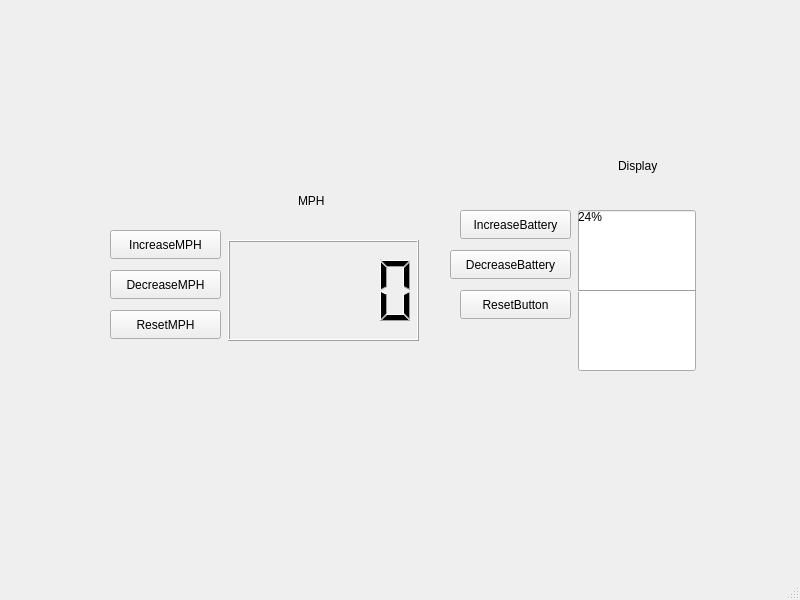
Qt form mainwindow.ui (UCR-Solar-Car/DriverInterface) before a commit.
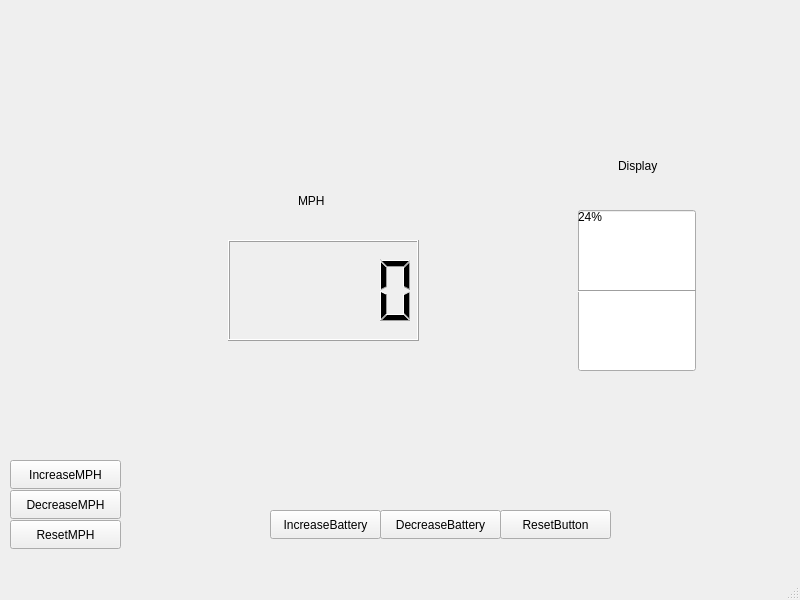
The same form after that commit.

Commit message: Fixed baseline display

```diff
--- a/mainwindow.ui
+++ b/mainwindow.ui
@@ -17,8 +17,8 @@
    <widget class="QPushButton" name="ResetButton">
     <property name="geometry">
      <rect>
-      <x>460</x>
-      <y>290</y>
+      <x>500</x>
+      <y>510</y>
       <width>111</width>
       <height>29</height>
      </rect>
@@ -30,8 +30,8 @@
    <widget class="QPushButton" name="IncreaseMPH">
     <property name="geometry">
      <rect>
-      <x>110</x>
-      <y>230</y>
+      <x>10</x>
+      <y>460</y>
       <width>111</width>
       <height>29</height>
      </rect>
@@ -58,8 +58,8 @@
    <widget class="QPushButton" name="ResetMPH">
     <property name="geometry">
      <rect>
-      <x>110</x>
-      <y>310</y>
+      <x>10</x>
+      <y>520</y>
       <width>111</width>
       <height>29</height>
      </rect>
@@ -71,8 +71,8 @@
    <widget class="QPushButton" name="DecreaseMPH">
     <property name="geometry">
      <rect>
-      <x>110</x>
-      <y>270</y>
+      <x>10</x>
+      <y>490</y>
       <width>111</width>
       <height>29</height>
      </rect>
@@ -168,8 +168,8 @@
    <widget class="QPushButton" name="DecreaseButton">
     <property name="geometry">
      <rect>
-      <x>450</x>
-      <y>250</y>
+      <x>380</x>
+      <y>510</y>
       <width>121</width>
       <height>29</height>
      </rect>
@@ -194,8 +194,8 @@
    <widget class="QPushButton" name="IncreaseButton">
     <property name="geometry">
      <rect>
-      <x>460</x>
-      <y>210</y>
+      <x>270</x>
+      <y>510</y>
       <width>111</width>
       <height>29</height>
      </rect>
```
